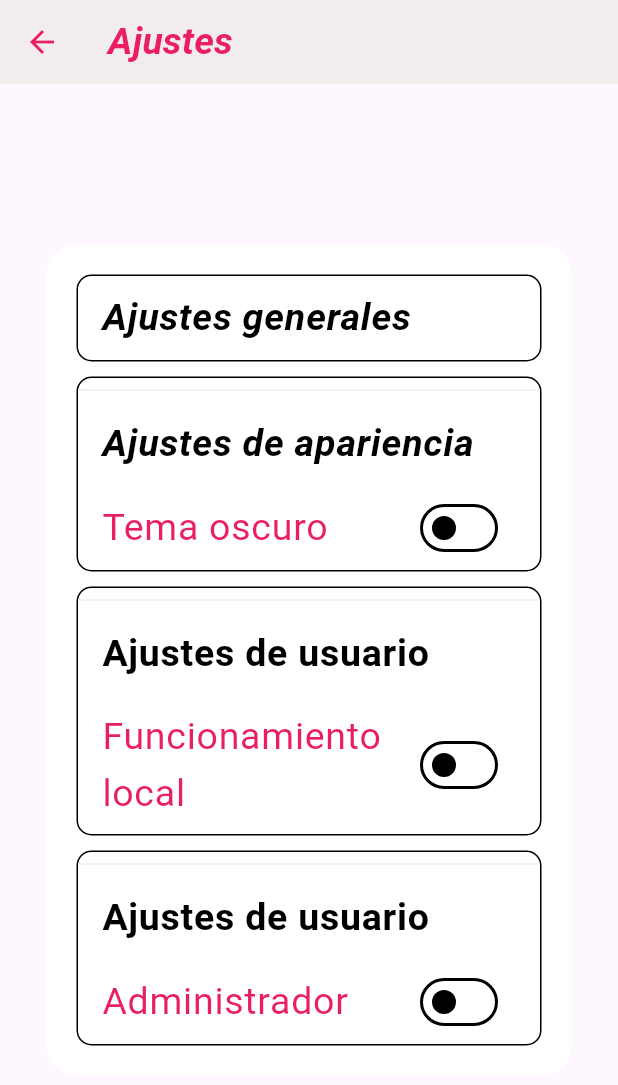
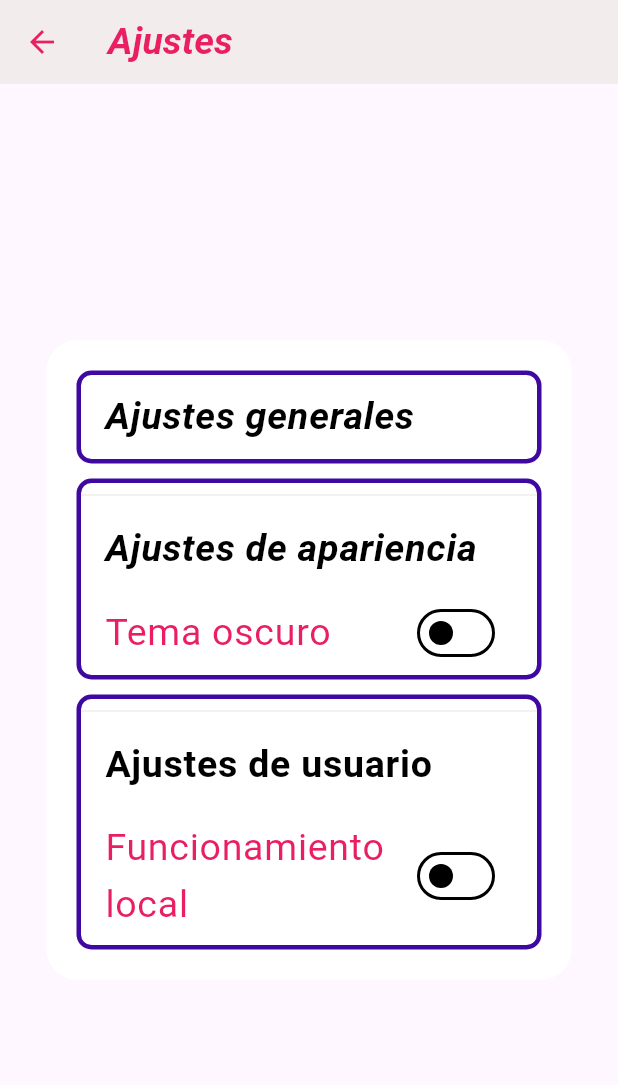
Before and after one commit to PaulaNuness/appMedicamentosAtual, a Flutter app: the Pantalla8_configuracion screen opened directly, on a phone screen of 412 x 824 dp. Shown: the top 1085 px of the screen. Run offline on Flutter 3.47's test engine with Material 3 defaults, Android fonts, the phone set to English and light mode, and no system bars; our stand-ins replace faker, flutter_local_notifications, sensors_plus, shared_preferences, sqflite; missing offline and left inert: dart:ffi; accounts and stored records are empty.

Commit message:
08-02__18:19
jueves

```diff
--- a/lib/widgets/pantalla8_configuracion.dart
+++ b/lib/widgets/pantalla8_configuracion.dart
@@ -53,9 +53,13 @@ class PaginaConfiguracionState extends State<Pantalla8_configuracion> {
               // Sección 1 Ajustes generales
               Container(
               decoration: BoxDecoration(
-                  border: Border.all(color: Colors.black),
+  border: Border.all(
+    color: Color.fromARGB(255, 62, 8, 161),
+    width: 3, // Largura da borda
+  ),
   borderRadius: BorderRadius.circular(10),
 ),
+
                 child: ListTile(
                   title: Text(
                     "Ajustes generales",
@@ -73,9 +77,13 @@ class PaginaConfiguracionState extends State<Pantalla8_configuracion> {
               // Sección 2 Ajustes de Apariencia
               Container(
                decoration: BoxDecoration(
-                  border: Border.all(color: Colors.black),
+  border: Border.all(
+    color: Color.fromARGB(255, 62, 8, 161),
+    width: 3, // Largura da borda
+  ),
   borderRadius: BorderRadius.circular(10),
 ),
+
                 child: Column(
                   children: [
                     Divider(
@@ -111,9 +119,13 @@ class PaginaConfiguracionState extends State<Pantalla8_configuracion> {
               // Sección 3 Ajustes del tipo de usuario
               Container(
                 decoration: BoxDecoration(
-                  border: Border.all(color: Colors.black),
+  border: Border.all(
+    color: Color.fromARGB(255, 62, 8, 161),
+    width: 3, // Largura da borda
+  ),
   borderRadius: BorderRadius.circular(10),
 ),
+
                 child: Column(
                   children: [
                     Divider(
@@ -144,44 +156,6 @@ class PaginaConfiguracionState extends State<Pantalla8_configuracion> {
                   ],
                 ),
               ),
-                            SizedBox(height: 10), // Espaçamento
-              // Sección 3 Ajustes del tipo de usuario
-              Container(
-                decoration: BoxDecoration(
-                  border: Border.all(color: Colors.black),
-                  borderRadius: BorderRadius.circular(10),
-                ),
-                child: Column(
-                  children: [
-                    Divider(
-                      color: temaActual.temaActual.colorScheme.primary,
-                    ),
-                    ListTile(
-                      title: Text(
-                        "Ajustes de usuario",
-                        style: TextStyle(
-                          fontSize: 25,
-                          fontWeight: FontWeight.bold,
-                          color: temaActual.temaActual.colorScheme.onSecondary,
-                        ),
-                      ),
-                      tileColor: temaActual.temaActual.colorScheme.secondary,
-                    ),
-                                  SwitchListTile(
-                      title: Text(
-                        "Administrador",
-                        style: TextStyle(
-                          fontSize: 25,
-                          color: temaActual.temaActual.colorScheme.onPrimary,
-                        ),
-                      ),
-                      value: tipousuario.isAdmin,
-            onChanged: (value) => tipousuario.isAdmin = value,
-                    ),
-                  ],
-                ),
-              ),
-
             ],
           ),
         ),
```
Lines whose indentation alone changed are shown as unchanged.
